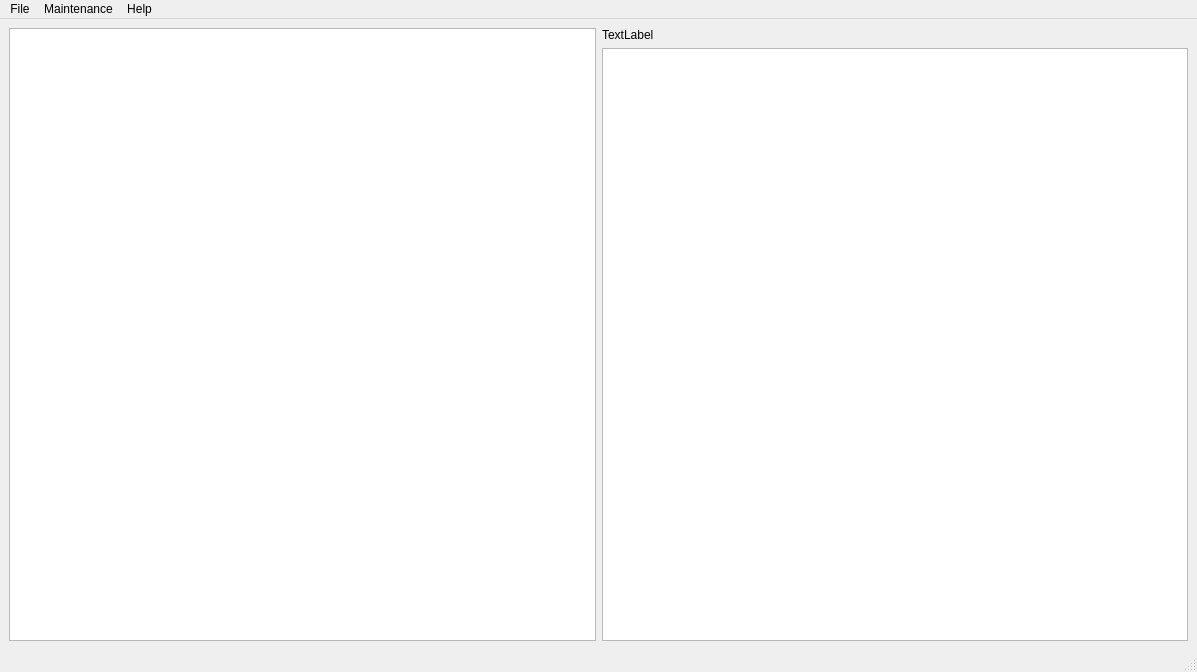
Above: src/mainwindow.ui from gillesmaire/myChessBase before the change. Below: the same form after it.
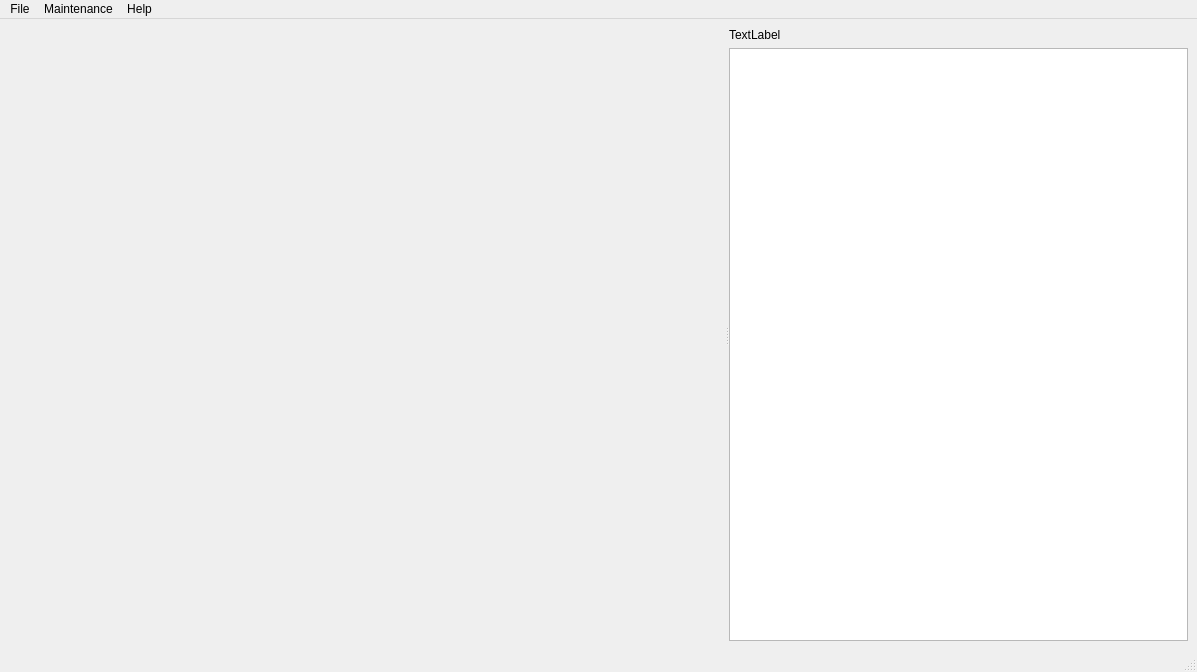
That is the form after the change. Custom widgets are drawn as their Qt base class.

```diff
--- a/src/mainwindow.ui
+++ b/src/mainwindow.ui
@@ -17,13 +17,21 @@
    <bool>true</bool>
   </property>
   <widget class="QWidget" name="centralwidget">
-   <layout class="QHBoxLayout" name="horizontalLayout_2">
+   <layout class="QHBoxLayout" name="horizontalLayout">
     <item>
-     <layout class="QHBoxLayout" name="horizontalLayout">
-      <item>
-       <widget class="QGraphicsView" name="graphicsView"/>
-      </item>
-      <item>
+     <widget class="QSplitter" name="splitter">
+      <property name="orientation">
+       <enum>Qt::Horizontal</enum>
+      </property>
+      <widget class="ChessBoard" name="chessBoard" native="true">
+       <property name="minimumSize">
+        <size>
+         <width>400</width>
+         <height>46</height>
+        </size>
+       </property>
+      </widget>
+      <widget class="QWidget" name="layoutWidget">
        <layout class="QVBoxLayout" name="verticalLayout">
         <item>
          <widget class="QLabel" name="label">
@@ -36,8 +44,8 @@
          <widget class="QTableView" name="tableView"/>
         </item>
        </layout>
-      </item>
-     </layout>
+      </widget>
+     </widget>
     </item>
    </layout>
   </widget>
@@ -107,6 +115,14 @@
    </property>
   </action>
  </widget>
+ <customwidgets>
+  <customwidget>
+   <class>ChessBoard</class>
+   <extends>QWidget</extends>
+   <header>chessboard.h</header>
+   <container>1</container>
+  </customwidget>
+ </customwidgets>
  <resources/>
  <connections/>
 </ui>
```
Left out of the diff: 8 changed lines with no effect on the pictures.
